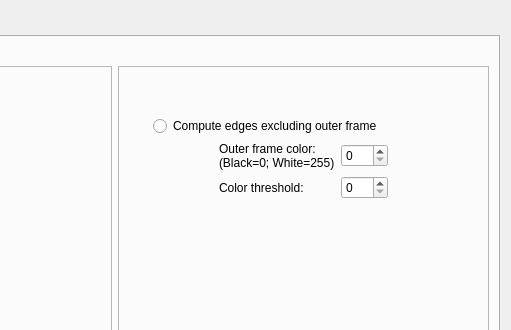
FelixdelasPozas/EspINA, file App/Dialogs/ChannelInspector/ChannelInspector.ui: the form before one commit; both pictures show x 281 to 792 and y 0 to 330 of the 792 by 701 pixel window.
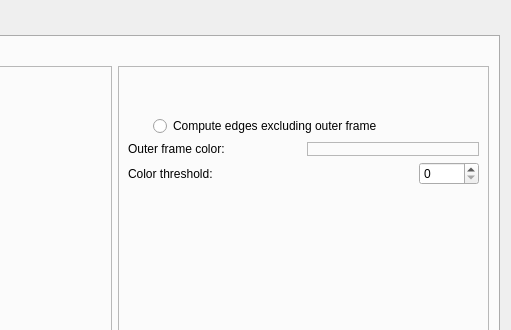
The form after the commit. Icons and pictures are not drawn.

Patch:
```diff
--- a/App/Dialogs/ChannelInspector/ChannelInspector.ui
+++ b/App/Dialogs/ChannelInspector/ChannelInspector.ui
@@ -645,73 +645,53 @@
              </layout>
             </item>
             <item>
-             <layout class="QGridLayout" name="gridLayout">
-              <item row="0" column="2">
-               <widget class="QSpinBox" name="colorBox">
-                <property name="maximumSize">
-                 <size>
-                  <width>60</width>
-                  <height>16777215</height>
-                 </size>
-                </property>
-                <property name="maximum">
-                 <number>255</number>
-                </property>
-               </widget>
-              </item>
-              <item row="1" column="1">
-               <widget class="QLabel" name="thresholdLabel">
-                <property name="text">
-                 <string>Color threshold:</string>
-                </property>
-               </widget>
-              </item>
-              <item row="1" column="2">
-               <widget class="QSpinBox" name="thresholdBox">
-                <property name="maximumSize">
-                 <size>
-                  <width>60</width>
-                  <height>16777215</height>
-                 </size>
-                </property>
-               </widget>
-              </item>
-              <item row="0" column="1">
+             <layout class="QHBoxLayout" name="horizontalLayout_14">
+              <property name="topMargin">
+               <number>0</number>
+              </property>
+              <item>
                <widget class="QLabel" name="colorLabel">
                 <property name="text">
-                 <string>Outer frame color:
-(Black=0; White=255)</string>
+                 <string>Outer frame color:</string>
                 </property>
                 <property name="scaledContents">
                  <bool>false</bool>
                 </property>
                </widget>
               </item>
-              <item row="0" column="3">
-               <spacer name="horizontalSpacer_5">
-                <property name="orientation">
-                 <enum>Qt::Horizontal</enum>
+              <item>
+               <widget class="QFrame" name="m_colorFrame">
+                <property name="frameShape">
+                 <enum>QFrame::StyledPanel</enum>
                 </property>
-                <property name="sizeHint" stdset="0">
-                 <size>
-                  <width>40</width>
-                  <height>20</height>
-                 </size>
+                <property name="frameShadow">
+                 <enum>QFrame::Raised</enum>
                 </property>
-               </spacer>
+               </widget>
               </item>
-              <item row="0" column="0">
-               <spacer name="horizontalSpacer_4">
-                <property name="orientation">
-                 <enum>Qt::Horizontal</enum>
+             </layout>
+            </item>
+            <item>
+             <layout class="QHBoxLayout" name="horizontalLayout_16">
+              <property name="topMargin">
+               <number>0</number>
+              </property>
+              <item>
+               <widget class="QLabel" name="thresholdLabel">
+                <property name="text">
+                 <string>Color threshold:</string>
                 </property>
-                <property name="sizeHint" stdset="0">
+               </widget>
+              </item>
+              <item>
+               <widget class="QSpinBox" name="thresholdBox">
+                <property name="maximumSize">
                  <size>
-                  <width>40</width>
-                  <height>20</height>
+                  <width>60</width>
+                  <height>16777215</height>
                  </size>
                 </property>
-               </spacer>
+               </widget>
               </item>
              </layout>
             </item>
```
